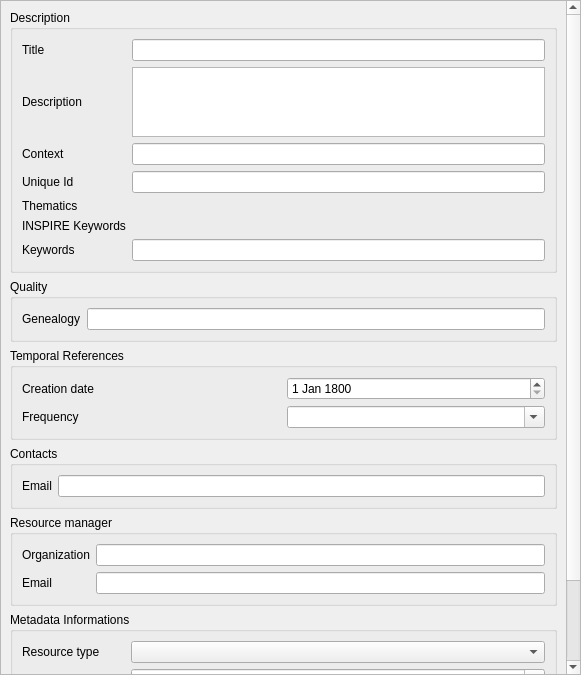
This is geoplateforme/gui/metadata/wdg_metadata_details.ui in JulesGrillot/plugin-qgis-geoplateforme as Qt 5 draws it before an edit. The edited form follows.
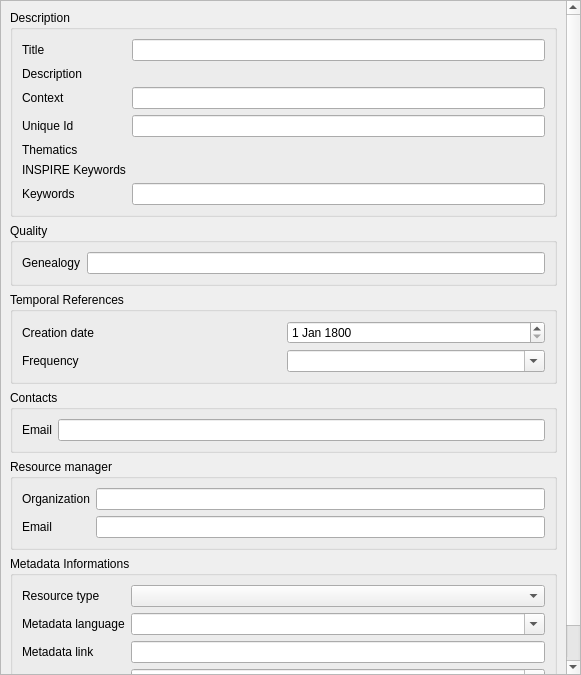
This is the edited form. Custom widgets are drawn as their Qt base class.

Commit message: feat(metadata): edit metadata description with markdown

What changed in the file:
```diff
--- a/geoplateforme/gui/metadata/wdg_metadata_details.ui
+++ b/geoplateforme/gui/metadata/wdg_metadata_details.ui
@@ -32,9 +32,9 @@
       <property name="geometry">
        <rect>
         <x>0</x>
-        <y>-14</y>
+        <y>0</y>
         <width>565</width>
-        <height>876</height>
+        <height>779</height>
        </rect>
       </property>
       <layout class="QVBoxLayout" name="verticalLayout">
@@ -112,14 +112,6 @@
             </property>
            </widget>
           </item>
-          <item row="1" column="2">
-           <widget class="QTextEdit" name="te_description">
-            <property name="toolTip">
-             <string>Brief narrative summary of the resource
-        content</string>
-            </property>
-           </widget>
-          </item>
           <item row="6" column="0">
            <widget class="QLabel" name="lbl_kw">
             <property name="text">
@@ -151,6 +143,9 @@
           <item row="6" column="2">
            <widget class="QLineEdit" name="le_kw"/>
           </item>
+          <item row="1" column="2">
+           <widget class="TextEditPreviewWidget" name="te_description" native="true"/>
+          </item>
          </layout>
         </widget>
        </item>
@@ -354,6 +349,12 @@
    <header>qgscollapsiblegroupbox.h</header>
    <container>1</container>
   </customwidget>
+  <customwidget>
+   <class>TextEditPreviewWidget</class>
+   <extends>QWidget</extends>
+   <header>geoplateforme.gui.wdg_text_edit</header>
+   <container>1</container>
+  </customwidget>
  </customwidgets>
  <resources/>
  <connections/>
```
The commit also changes 1 other file.
